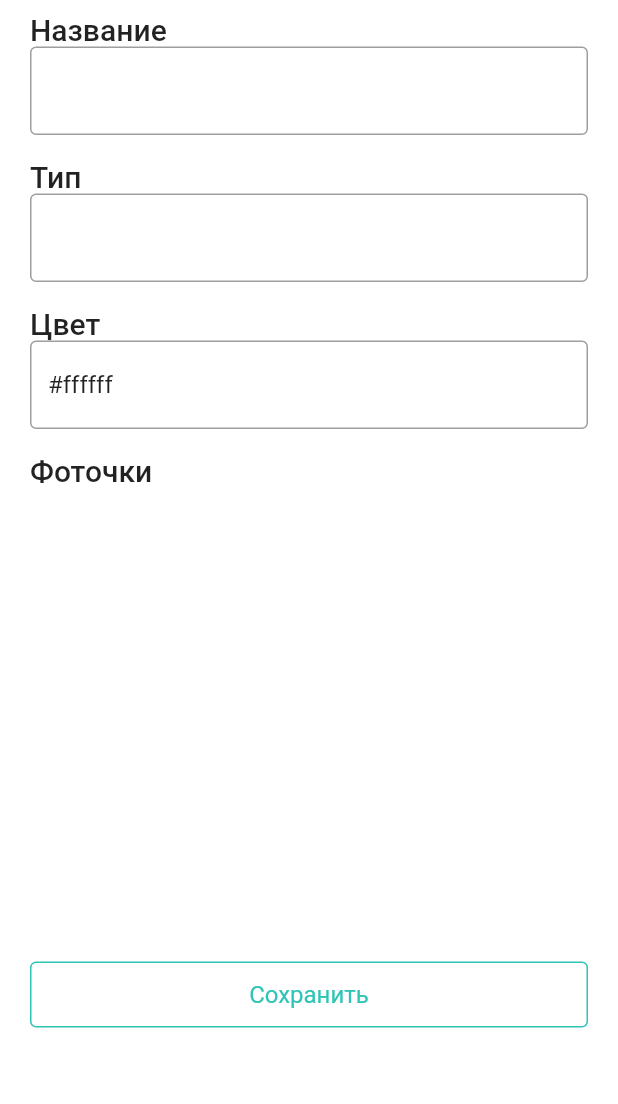
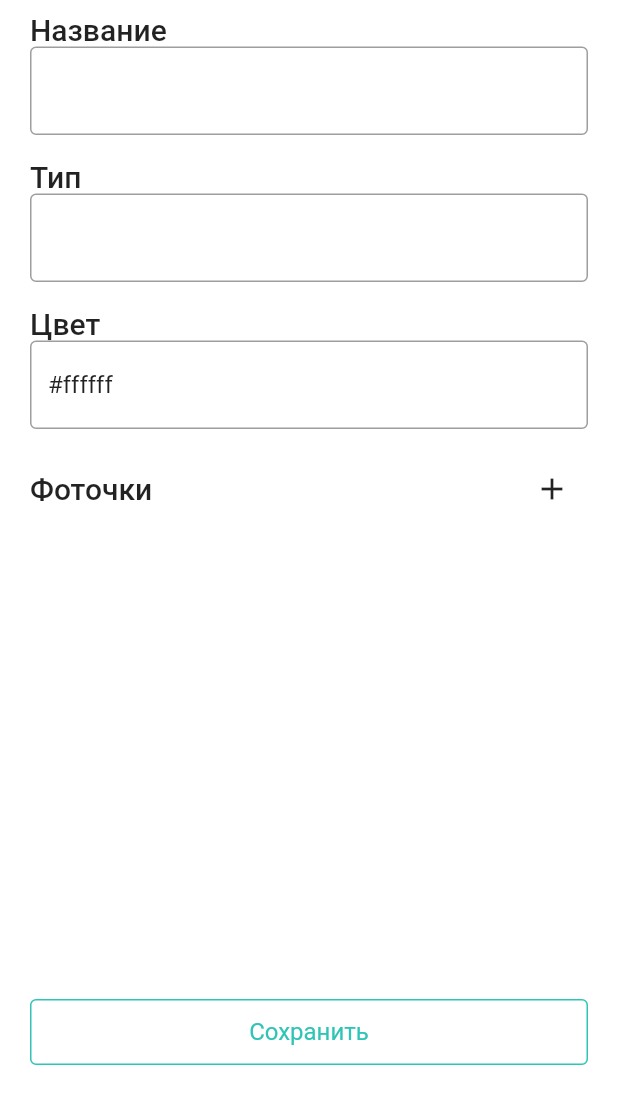
Before and after one commit to potykion/w2w, a Flutter app: the ClothingFormPage screen opened by its route, on a phone screen of 412 x 824 dp. Shown: the top 1104 px of the screen. Run offline on Flutter 3.47's test engine with Material 2 defaults, Android fonts, the phone set to English and light mode, and no system bars; our stand-ins replace flutter_typeahead, freezed_annotation, get, hive, hive_flutter; accounts and stored records are empty; generated files the repository leaves out were written again.

```diff
--- a/lib/clothing/ui/components/form.dart
+++ b/lib/clothing/ui/components/form.dart
@@ -4,8 +4,7 @@ import 'package:get/get.dart';
 import 'package:w2w/clothing/dependencies/repositories.dart';
 import 'package:w2w/core/ui/components/components.dart';
 
-const double TEXT_HEIGHT = 1.15;
-const double SPACING = 0;
+import '../../../routes.dart';
 
 class ClothingTypeInput extends StatefulWidget {
   final String initial;
@@ -122,6 +121,10 @@ class _ClothingImagesInputState extends State<ClothingImagesInput> {
               images.map((url) => Card(child: Image.network(url))).toList(),
         ),
       ),
+      trailing: IconButton(
+        icon: Icon(Icons.add),
+        onPressed: () => Get.toNamed(Routes.clothingAddImageChoice),
+      ),
     );
   }
 }
--- a/lib/clothing/ui/components/list.dart
+++ b/lib/clothing/ui/components/list.dart
@@ -12,9 +12,9 @@ class ClothingListAppBar extends StatelessWidget with PreferredSizeWidget {
       child: Row(
         children: [
           Spacer(),
-          FloatingActionButton(
+          IconButton(
             onPressed: () => Get.toNamed("/add-clothing-choice"),
-            child: Icon(Icons.add, color: Colors.white),
+            icon: Icon(Icons.add),
           )
         ],
       ),
--- a/lib/core/ui/components/components.dart
+++ b/lib/core/ui/components/components.dart
@@ -52,22 +52,34 @@ class FullWidthButton extends StatelessWidget {
 class WithHeadlineText extends StatelessWidget {
   final String text;
   final Widget child;
+  final Widget trailing;
+  final bool withPadding;
 
-  const WithHeadlineText({Key key, this.text, this.child}) : super(key: key);
+  const WithHeadlineText(
+      {Key key, this.text, this.child, this.trailing, this.withPadding = false})
+      : super(key: key);
 
   @override
-  Widget build(BuildContext context) => Column(
-        crossAxisAlignment: CrossAxisAlignment.start,
-        children: [
-          Text(text, style: Theme.of(context).textTheme.headline6
-              // const double TEXT_HEIGHT = 1.15;
-              // .copyWith(height: TEXT_HEIGHT),
-              ),
-          // const double SPACING = 0;
-          // SizedBox(height: SPACING),
-          child,
-        ],
+  Widget build(BuildContext context) {
+    Widget textRow = Row(
+      children: [
+        Text(text, style: Theme.of(context).textTheme.headline6),
+        Spacer(),
+        trailing ?? Container()
+      ],
+    );
+
+    if (withPadding) {
+      textRow = FixedPadding(
+        child: textRow,
       );
+    }
+
+    return Column(
+      crossAxisAlignment: CrossAxisAlignment.start,
+      children: [textRow, child],
+    );
+  }
 }
 
 class TextInput extends StatefulWidget {
@@ -101,7 +113,6 @@ class _TextInputState extends State<TextInput> {
   }
 }
 
-
 class FixedPadding extends StatelessWidget {
   final Widget child;
 
--- a/lib/routes.dart
+++ b/lib/routes.dart
@@ -2,4 +2,5 @@ abstract class Routes {
   static const clothingList = "/clothing-list";
   static const addClothingChoice = "/add-clothing-choice";
   static const clothingForm = "/clothing-form";
+  static const clothingAddImageChoice = "/clothing/add-image-choice";
 }
```
Also changed, not shown: lib/clothing/ui/pages/add-image.dart (added, +26 -0 lines), lib/main.dart (+7 -1 lines).
